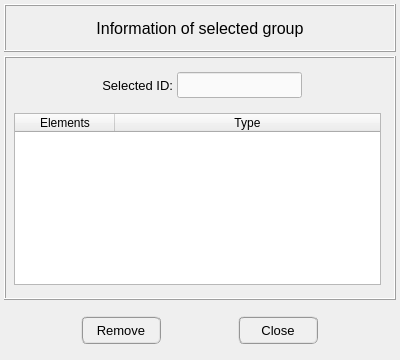
open-pulse/OpenPulse, file pulse/interface/data/ui_files/model/info/get_group_information.ui: the form before one commit.
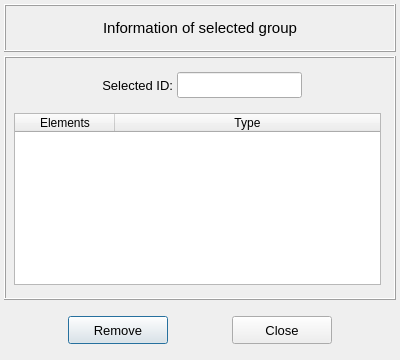
The form after the commit.

Diff of the .ui file:
```diff
--- a/pulse/interface/data/ui_files/model/info/get_group_information.ui
+++ b/pulse/interface/data/ui_files/model/info/get_group_information.ui
@@ -121,8 +121,7 @@
             <enum>Qt::ClickFocus</enum>
            </property>
            <property name="styleSheet">
-            <string notr="true">QLineEdit{color: rgb(0, 0, 0); background-color: rgb(250, 250, 250)}
-QLineEdit:disabled{color: rgb(100, 100, 100); background-color: rgb(240, 240, 240)}</string>
+            <string notr="true"/>
            </property>
            <property name="text">
             <string/>
@@ -319,7 +318,7 @@
        <widget class="QLabel" name="label_title">
         <property name="font">
          <font>
-          <pointsize>12</pointsize>
+          <pointsize>11</pointsize>
          </font>
         </property>
         <property name="text">
@@ -382,13 +381,13 @@
         </property>
         <property name="minimumSize">
          <size>
-          <width>80</width>
+          <width>100</width>
           <height>28</height>
          </size>
         </property>
         <property name="maximumSize">
          <size>
-          <width>80</width>
+          <width>100</width>
           <height>28</height>
          </size>
         </property>
@@ -408,10 +407,7 @@
          </font>
         </property>
         <property name="styleSheet">
-         <string notr="true">QPushButton{border-radius: 6px; border-color: rgb(150, 150, 150); border-style: ridge; border-width: 2px; color: rgb(0, 0, 0); background-color: rgb(240, 240, 240)}
-QPushButton:hover{border-radius: 6px; border-color: rgb(0, 170, 255); border-style: ridge; border-width: 2px; color: rgb(0, 0, 0); background-color: rgba(174, 213, 255, 100)}
-QPushButton:pressed{border-radius: 6px; border-color: rgb(0, 170, 255); border-style: ridge; border-width: 2px; color: rgb(0, 0, 0); background-color: rgb(174, 213, 255)}
-QPushButton:disabled{border-radius: 6px; border-color: rgb(150, 150, 150); border-style: ridge; border-width: 0px; color: rgb(150,150, 150); background-color: rgb(220, 220, 220)}</string>
+         <string notr="true"/>
         </property>
         <property name="text">
          <string>Remove</string>
@@ -428,13 +424,13 @@
         </property>
         <property name="minimumSize">
          <size>
-          <width>80</width>
+          <width>100</width>
           <height>28</height>
          </size>
         </property>
         <property name="maximumSize">
          <size>
-          <width>80</width>
+          <width>100</width>
           <height>28</height>
          </size>
         </property>
@@ -454,10 +450,7 @@
          </font>
         </property>
         <property name="styleSheet">
-         <string notr="true">QPushButton{border-radius: 6px; border-color: rgb(150, 150, 150); border-style: ridge; border-width: 2px; color: rgb(0, 0, 0); background-color: rgb(240, 240, 240)}
-QPushButton:hover{border-radius: 6px; border-color: rgb(0, 170, 255); border-style: ridge; border-width: 2px; color: rgb(0, 0, 0); background-color: rgba(174, 213, 255, 100)}
-QPushButton:pressed{border-radius: 6px; border-color: rgb(0, 170, 255); border-style: ridge; border-width: 2px; color: rgb(0, 0, 0); background-color: rgb(174, 213, 255)}
-QPushButton:disabled{border-radius: 6px; border-color: rgb(150, 150, 150); border-style: ridge; border-width: 0px; color: rgb(150,150, 150); background-color: rgb(220, 220, 220)}</string>
+         <string notr="true"/>
         </property>
         <property name="text">
          <string>Close</string>
```
